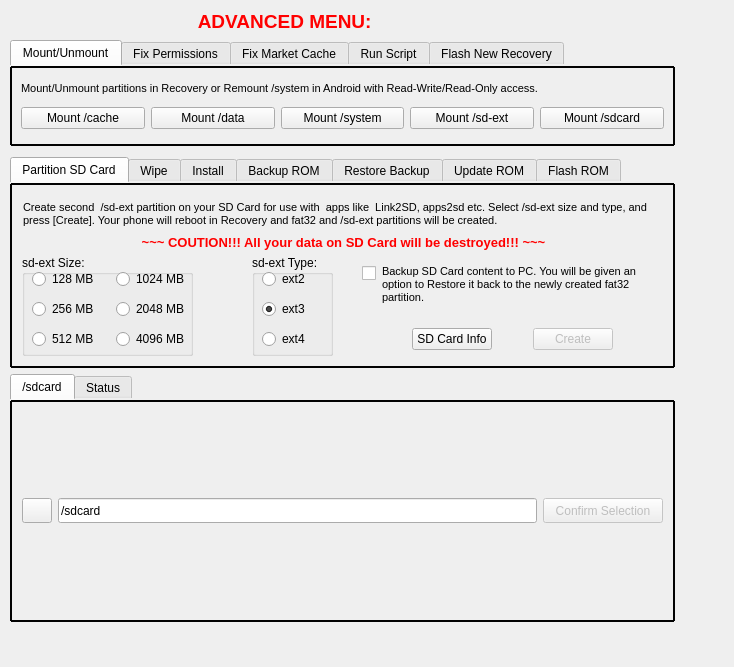
First picture: the form in widgets/cwmwidget.ui, repository PlantBanditMan/cwm_edition, before the edit.
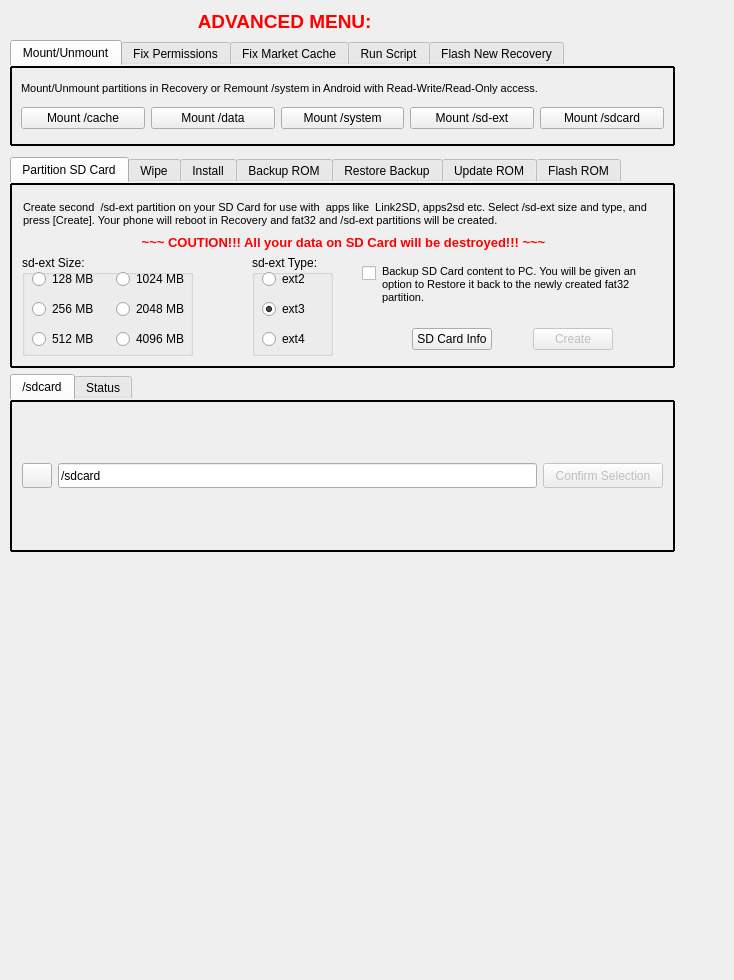
Second picture: the form after the edit. Icons and pictures are not drawn.

What changed in the file:
```diff
--- a/widgets/cwmwidget.ui
+++ b/widgets/cwmwidget.ui
@@ -7,7 +7,7 @@
     <x>0</x>
     <y>0</y>
     <width>734</width>
-    <height>667</height>
+    <height>980</height>
    </rect>
   </property>
   <property name="sizePolicy">
@@ -28,7 +28,7 @@
      <x>0</x>
      <y>0</y>
      <width>676</width>
-     <height>631</height>
+     <height>561</height>
     </rect>
    </property>
    <layout class="QVBoxLayout" name="layoutCwm">
```
